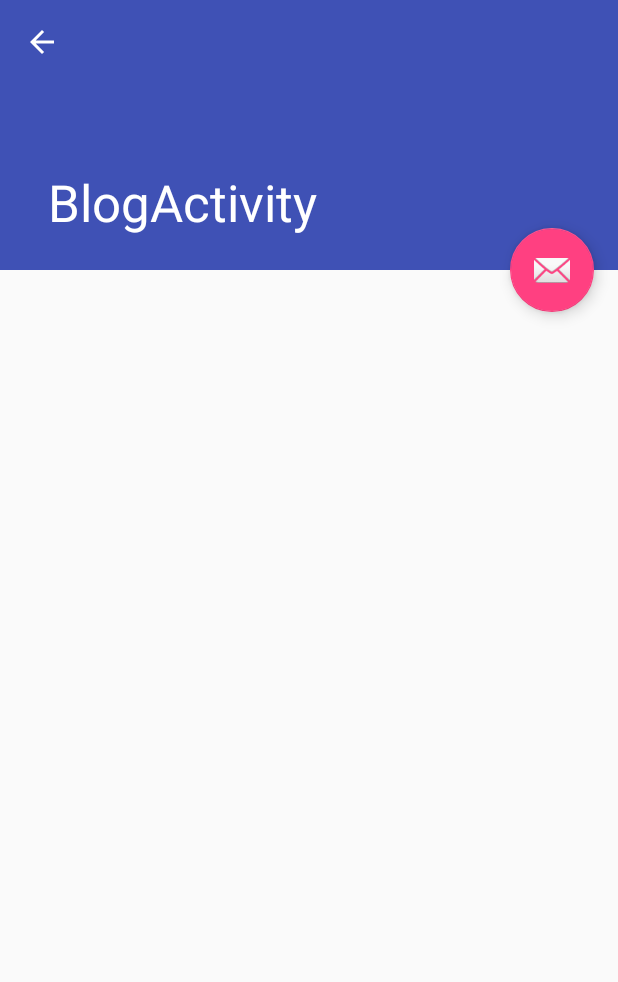
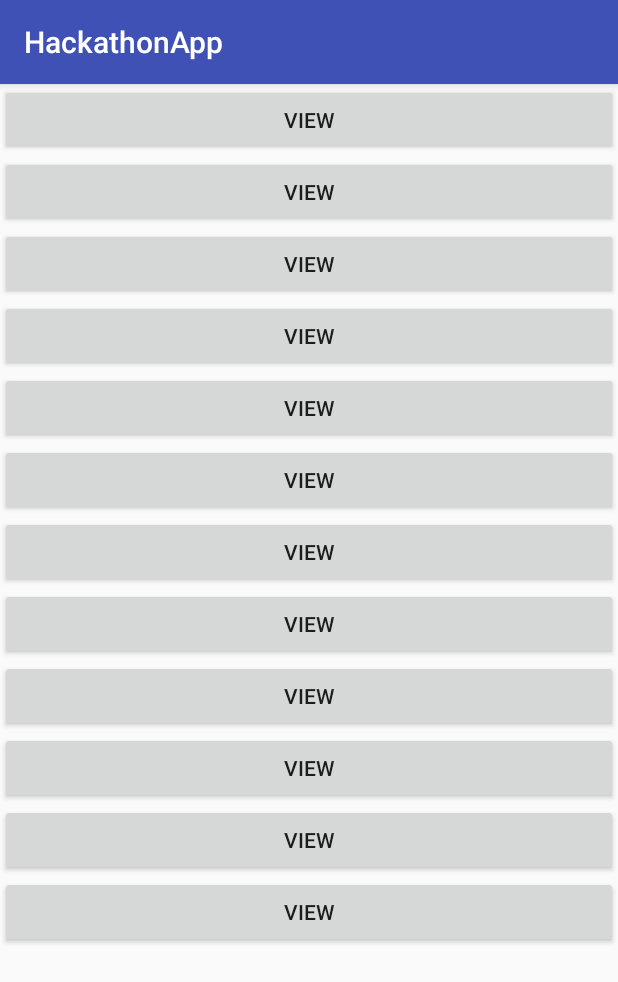
Before and after one commit to VS0757/HackathonApp, an Android app: the BlogActivity screen opened directly, with no data from a screen before it, on a phone screen of 412 x 824 dp. Shown: the top 982 px of the screen. Run offline under Robolectric (Android 15) with nearby library versions, the phone set to English and light mode, and no system bars.

Commit message:
Added stuff to blog

```diff
--- a/app/src/main/AndroidManifest.xml
+++ b/app/src/main/AndroidManifest.xml
@@ -23,15 +23,7 @@
         </activity>
         <activity android:name=".TeacherActivity" />
         <activity android:name=".StudentActivity" />
-        <activity
-            android:name=".BlogActivity"
-            android:label="@string/title_activity_blog"
-            android:parentActivityName=".StudentActivity"
-            android:theme="@style/AppTheme.NoActionBar">
-            <meta-data
-                android:name="android.support.PARENT_ACTIVITY"
-                android:value="com.example.prepa.hackathonapp.StudentActivity" />
-        </activity>
+        <activity android:name=".BlogActivity"></activity>
     </application>
 
 </manifest>
--- a/app/src/main/java/com/example/prepa/hackathonapp/BlogActivity.java
+++ b/app/src/main/java/com/example/prepa/hackathonapp/BlogActivity.java
@@ -1,32 +1,15 @@
 package com.example.prepa.hackathonapp;
 
-import android.content.Intent;
+import android.support.v7.app.AppCompatActivity;
 import android.os.Bundle;
-import android.support.design.widget.FloatingActionButton;
-import android.support.design.widget.Snackbar;
-import android.support.v7.app.AppCompatActivity;
-import android.support.v7.widget.Toolbar;
-import android.view.View;
-import android.widget.Button;
+import android.text.method.ScrollingMovementMethod;
+import android.widget.TextView;
 
-//has several blogs to click on and discuss topic
 public class BlogActivity extends AppCompatActivity {
 
     @Override
     protected void onCreate(Bundle savedInstanceState) {
         super.onCreate(savedInstanceState);
         setContentView(R.layout.activity_blog);
-        Toolbar toolbar = (Toolbar) findViewById(R.id.toolbar);
-        setSupportActionBar(toolbar);
-
-        FloatingActionButton fab = (FloatingActionButton) findViewById(R.id.fab);
-        fab.setOnClickListener(new View.OnClickListener() {
-            @Override
-            public void onClick(View view) {
-                Snackbar.make(view, "Replace with your own action", Snackbar.LENGTH_LONG)
-                        .setAction("Action", null).show();
-            }
-        });
-        getSupportActionBar().setDisplayHomeAsUpEnabled(true);
     }
 }
--- a/app/src/main/res/layout/activity_blog.xml
+++ b/app/src/main/res/layout/activity_blog.xml
@@ -1,47 +1,103 @@
 <?xml version="1.0" encoding="utf-8"?>
-<android.support.design.widget.CoordinatorLayout xmlns:android="http://schemas.android.com/apk/res/android"
+<android.support.constraint.ConstraintLayout xmlns:android="http://schemas.android.com/apk/res/android"
     xmlns:app="http://schemas.android.com/apk/res-auto"
     xmlns:tools="http://schemas.android.com/tools"
     android:layout_width="match_parent"
     android:layout_height="match_parent"
-    android:fitsSystemWindows="true"
-    tools:context="com.example.prepa.hackathonapp.BlogActivity">
+    tools:context=".BlogActivity">
 
-    <android.support.design.widget.AppBarLayout
-        android:id="@+id/app_bar"
+    <ScrollView
         android:layout_width="match_parent"
-        android:layout_height="@dimen/app_bar_height"
-        android:fitsSystemWindows="true"
-        android:theme="@style/AppTheme.AppBarOverlay">
+        android:layout_height="match_parent">
+        <LinearLayout
+            android:layout_width="match_parent"
+            android:layout_height="wrap_content"
+            android:orientation="vertical" >
 
-        <android.support.design.widget.CollapsingToolbarLayout
-            android:id="@+id/toolbar_layout"
-            android:layout_width="match_parent"
-            android:layout_height="match_parent"
-            android:fitsSystemWindows="true"
-            app:contentScrim="?attr/colorPrimary"
-            app:layout_scrollFlags="scroll|exitUntilCollapsed"
-            app:toolbarId="@+id/toolbar">
+            <Button
+                android:id="@+id/b1"
+                android:layout_width="match_parent"
+                android:layout_height="wrap_content"
+                android:text="View"></Button>
 
-            <android.support.v7.widget.Toolbar
-                android:id="@+id/toolbar"
+            <Button
+                android:id="@+id/b2"
                 android:layout_width="match_parent"
-                android:layout_height="?attr/actionBarSize"
-                app:layout_collapseMode="pin"
-                app:popupTheme="@style/AppTheme.PopupOverlay" />
+                android:layout_height="wrap_content"
+                android:text="View" >
+            </Button>
 
-        </android.support.design.widget.CollapsingToolbarLayout>
-    </android.support.design.widget.AppBarLayout>
+            <Button
+                android:id="@+id/b3"
+                android:layout_width="match_parent"
+                android:layout_height="wrap_content"
+                android:text="View" >
+            </Button>
 
-    <include layout="@layout/content_blog" />
+            <Button
+                android:id="@+id/b4"
+                android:layout_width="match_parent"
+                android:layout_height="wrap_content"
+                android:text="View" >
+            </Button>
 
-    <android.support.design.widget.FloatingActionButton
-        android:id="@+id/fab"
-        android:layout_width="wrap_content"
-        android:layout_height="wrap_content"
-        android:layout_margin="@dimen/fab_margin"
-        app:layout_anchor="@id/app_bar"
-        app:layout_anchorGravity="bottom|end"
-        app:srcCompat="@android:drawable/ic_dialog_email" />
+            <Button
+                android:id="@+id/b5"
+                android:layout_width="match_parent"
+                android:layout_height="wrap_content"
+                android:text="View" >
+            </Button>
 
-</android.support.design.widget.CoordinatorLayout>
+            <Button
+                android:id="@+id/b6"
+                android:layout_width="match_parent"
+                android:layout_height="wrap_content"
+                android:text="View" >
+            </Button>
+
+            <Button
+                android:id="@+id/b7"
+                android:layout_width="match_parent"
+                android:layout_height="wrap_content"
+                android:text="View" >
+            </Button>
+
+            <Button
+                android:id="@+id/b8"
+                android:layout_width="match_parent"
+                android:layout_height="wrap_content"
+                android:text="View" >
+            </Button>
+
+            <Button
+                android:id="@+id/b9"
+                android:layout_width="match_parent"
+                android:layout_height="wrap_content"
+                android:text="View" >
+            </Button>
+
+            <Button
+                android:id="@+id/b10"
+                android:layout_width="match_parent"
+                android:layout_height="wrap_content"
+                android:text="View" >
+            </Button>
+
+            <Button
+                android:id="@+id/b11"
+                android:layout_width="match_parent"
+                android:layout_height="wrap_content"
+                android:text="View" >
+            </Button>
+
+            <Button
+                android:id="@+id/b12"
+                android:layout_width="match_parent"
+                android:layout_height="wrap_content"
+                android:text="View" >
+            </Button>
+
+        </LinearLayout>
+    </ScrollView>
+
+</android.support.constraint.ConstraintLayout>
--- a/app/src/main/res/layout/content_blog.xml
+++ /dev/null
@@ -1,16 +0,0 @@
-<?xml version="1.0" encoding="utf-8"?>
-<android.support.v4.widget.NestedScrollView xmlns:android="http://schemas.android.com/apk/res/android"
-    xmlns:app="http://schemas.android.com/apk/res-auto"
-    xmlns:tools="http://schemas.android.com/tools"
-    android:layout_width="match_parent"
-    android:layout_height="match_parent"
-    app:layout_behavior="@string/appbar_scrolling_view_behavior"
-    tools:context="com.example.prepa.hackathonapp.BlogActivity"
-    tools:showIn="@layout/activity_blog">
-
-    <TextView
-        android:layout_width="wrap_content"
-        android:layout_height="wrap_content"
-        android:layout_margin="@dimen/text_margin"/>
-
-</android.support.v4.widget.NestedScrollView>
--- a/app/src/main/res/menu/menu_blog.xml
+++ /dev/null
@@ -1,10 +0,0 @@
-<menu xmlns:android="http://schemas.android.com/apk/res/android"
-    xmlns:app="http://schemas.android.com/apk/res-auto"
-    xmlns:tools="http://schemas.android.com/tools"
-    tools:context="com.example.prepa.hackathonapp.BlogActivity">
-    <item
-        android:id="@+id/action_settings"
-        android:orderInCategory="100"
-        android:title="@string/action_settings"
-        app:showAsAction="never" />
-</menu>
--- a/build.gradle
+++ b/build.gradle
@@ -7,7 +7,7 @@ buildscript {
         jcenter()
     }
     dependencies {
-        classpath 'com.android.tools.build:gradle:3.0.1'
+        classpath 'com.android.tools.build:gradle:3.1.0'
 
 
         // NOTE: Do not place your application dependencies here; they belong
```
Also changed, not shown: gradle/wrapper/gradle-wrapper.properties.
